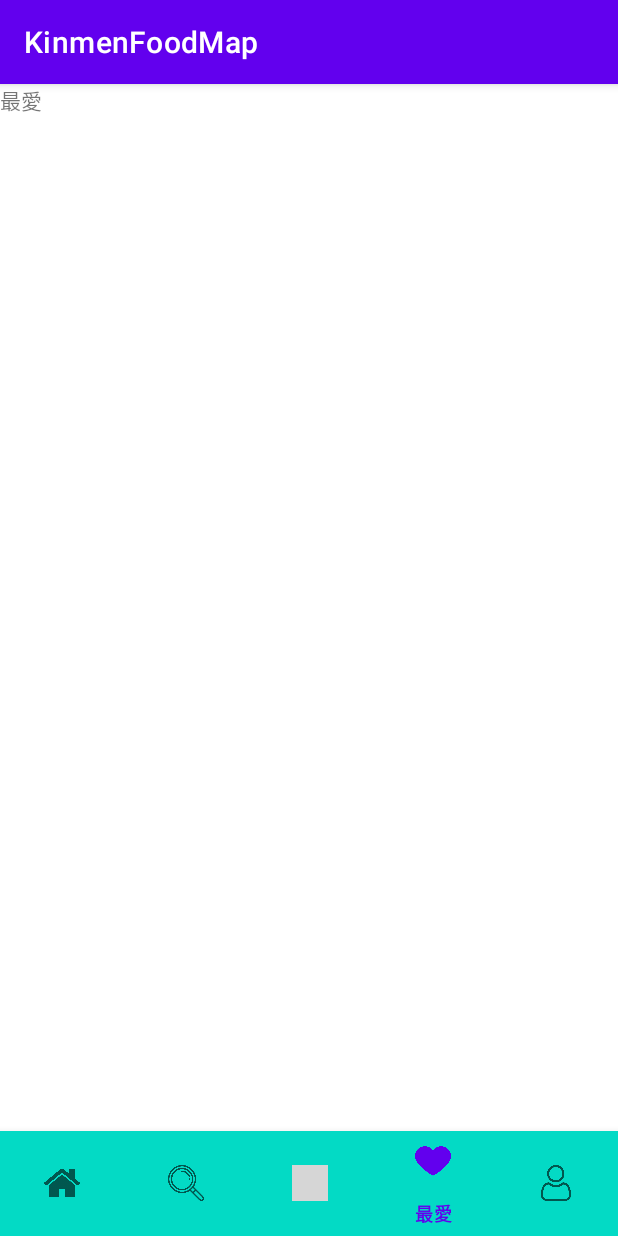
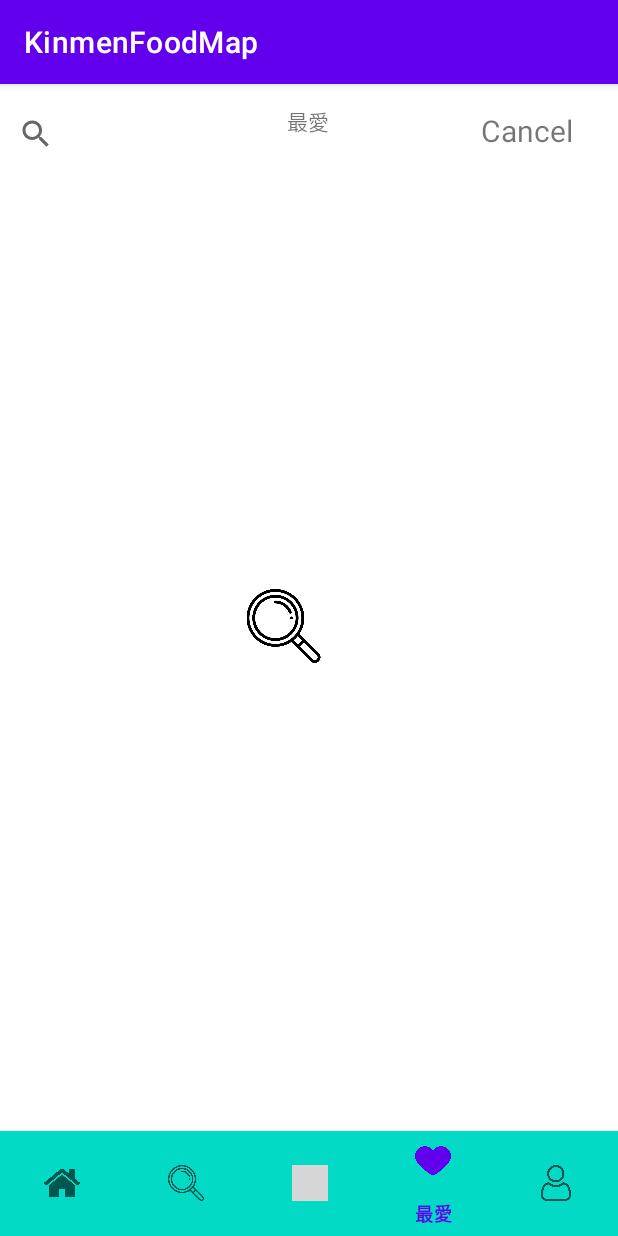
Before and after one commit to KimLinTW/FoodMap, an Android app: the screen it shows after launch (MainActivity), item 4 of the bottom bar chosen, on a phone screen of 412 x 824 dp. Run offline under Robolectric (Android 15) with nearby library versions, the phone set to English and light mode, and no system bars; grey boxes are pictures that could not be loaded.

Commit message:
我的最愛基礎元件(搜尋)新增

```diff
--- a/app1/app/src/main/java/com/example/kinmenfoodmap/MainActivity.java
+++ b/app1/app/src/main/java/com/example/kinmenfoodmap/MainActivity.java
@@ -61,12 +61,8 @@ public class MainActivity extends AppCompatActivity {
 
 // 到這邊 分配工作
 /*
-123
-
-HELLO 測試GIT PUSH
-
 1. xml設計
-    a. 分頁功能
+    a. 分頁功能 ------------------------------- Done
     b. 基本元件(id)
     c. 美觀
 
@@ -78,7 +74,4 @@ HELLO 測試GIT PUSH
     e. 實作一個可以方便建立大量店家的API
     f. 紀錄店家被查看的次數 並 統計
 
-    Mikey hello!
-    helloooooooo56
-
 */
--- a/app1/app/src/main/res/layout/fragment_favorite.xml
+++ b/app1/app/src/main/res/layout/fragment_favorite.xml
@@ -1,5 +1,6 @@
 <?xml version="1.0" encoding="utf-8"?>
 <FrameLayout xmlns:android="http://schemas.android.com/apk/res/android"
+    xmlns:app="http://schemas.android.com/apk/res-auto"
     xmlns:tools="http://schemas.android.com/tools"
     android:layout_width="match_parent"
     android:layout_height="match_parent"
@@ -7,10 +8,80 @@
 
     <!-- TODO: Update blank fragment layout -->
 
-    <TextView
-        android:id="@+id/textView2"
-        android:layout_width="wrap_content"
-        android:layout_height="wrap_content"
-        android:text="最愛" />
+    <androidx.constraintlayout.widget.ConstraintLayout
+        android:layout_width="match_parent"
+        android:layout_height="match_parent"
+        tools:context=".MainActivity">
+
+        <TextView
+            android:id="@+id/textView2"
+            android:layout_width="wrap_content"
+            android:layout_height="wrap_content"
+            android:layout_marginTop="24dp"
+            android:text="最愛"
+            app:layout_constraintBottom_toTopOf="@+id/constraintLayout3"
+            app:layout_constraintEnd_toEndOf="parent"
+            app:layout_constraintHorizontal_bias="0.498"
+            app:layout_constraintStart_toStartOf="parent"
+            app:layout_constraintTop_toTopOf="parent"
+            app:layout_constraintVertical_bias="0.227" />
+
+        <androidx.constraintlayout.widget.ConstraintLayout
+            android:id="@+id/constraintLayout3"
+            android:layout_width="395dp"
+            android:layout_height="61dp"
+            app:layout_constraintStart_toStartOf="parent"
+            tools:layout_editor_absoluteY="65dp">
+
+            <androidx.constraintlayout.widget.ConstraintLayout
+                android:id="@+id/constraintLayout"
+                android:layout_width="312dp"
+                android:layout_height="58dp"
+                app:layout_constraintBottom_toBottomOf="parent"
+                app:layout_constraintStart_toStartOf="parent"
+                app:layout_constraintTop_toTopOf="parent">
+
+                <SearchView
+                    android:layout_width="310dp"
+                    android:layout_height="46dp"
+                    android:layout_marginTop="8dp"
+                    app:layout_constraintEnd_toEndOf="parent"
+                    app:layout_constraintHorizontal_bias="0.066"
+                    app:layout_constraintStart_toStartOf="parent"
+                    app:layout_constraintTop_toTopOf="parent" />
+            </androidx.constraintlayout.widget.ConstraintLayout>
+
+            <androidx.constraintlayout.widget.ConstraintLayout
+                android:layout_width="74dp"
+                android:layout_height="51dp"
+                app:layout_constraintBottom_toBottomOf="parent"
+                app:layout_constraintEnd_toEndOf="parent"
+                app:layout_constraintStart_toEndOf="@+id/constraintLayout"
+                app:layout_constraintTop_toTopOf="parent">
+
+                <TextView
+                    android:id="@+id/textView7"
+                    android:layout_width="wrap_content"
+                    android:layout_height="wrap_content"
+                    android:layout_marginStart="4dp"
+                    android:layout_marginTop="12dp"
+                    android:text="Cancel"
+                    android:textSize="20sp"
+                    app:layout_constraintStart_toStartOf="parent"
+                    app:layout_constraintTop_toTopOf="parent" />
+            </androidx.constraintlayout.widget.ConstraintLayout>
+        </androidx.constraintlayout.widget.ConstraintLayout>
+
+        <androidx.constraintlayout.utils.widget.ImageFilterView
+            android:id="@+id/imageFilterView"
+            android:layout_width="50dp"
+            android:layout_height="49dp"
+            android:layout_marginStart="164dp"
+            android:layout_marginBottom="312dp"
+            android:src="@drawable/search"
+            app:layout_constraintBottom_toBottomOf="parent"
+            app:layout_constraintStart_toStartOf="parent" />
+
+    </androidx.constraintlayout.widget.ConstraintLayout>
 
 </FrameLayout>
```
